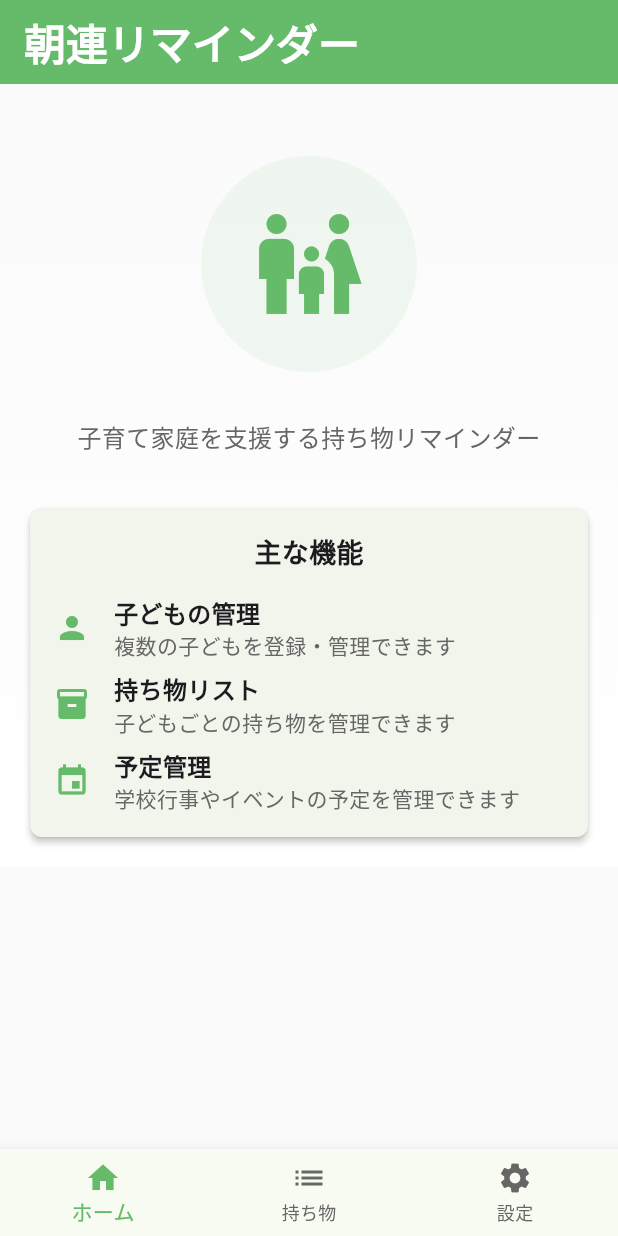
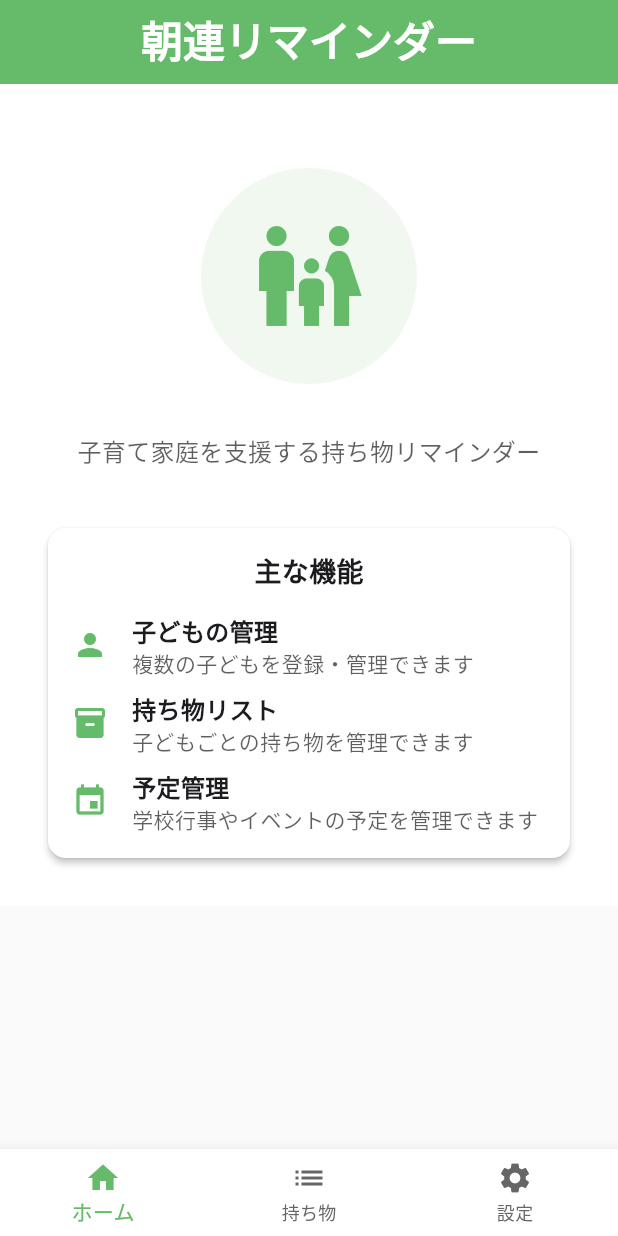
Before and after one commit to sekinet813/asaren-reminder, a Flutter app: the screen it shows after launch, on a phone screen of 412 x 824 dp. Run offline on Flutter 3.47's test engine with Material 3 defaults, Android fonts, the phone set to English and light mode, and no system bars; our stand-ins replace sqflite; accounts and stored records are empty.

Commit message:
#15 カスタムテーマクラスの導入

```diff
--- a/lib/main.dart
+++ b/lib/main.dart
@@ -5,6 +5,7 @@
 import 'utils/constants.dart';
 import 'db/app_database.dart';
 import 'providers/child_provider.dart';
+import 'theme/app_theme.dart';
 
 void main() async {
   // Flutterバインディングを初期化
@@ -38,41 +39,7 @@
       ],
       child: MaterialApp(
         title: AppConstants.kAppName,
-        theme: ThemeData(
-          useMaterial3: true,
-          colorScheme: ColorScheme.fromSeed(
-            seedColor: AppColors.kPrimary,
-            brightness: Brightness.light,
-          ),
-          // カスタムテーマ設定
-          primaryColor: AppColors.kPrimary,
-          scaffoldBackgroundColor: AppColors.kBackground,
-          appBarTheme: const AppBarTheme(
-            backgroundColor: AppColors.kPrimary,
-            foregroundColor: Colors.white,
-            elevation: 0,
-          ),
-          bottomNavigationBarTheme: const BottomNavigationBarThemeData(
-            selectedItemColor: AppColors.kPrimary,
-            unselectedItemColor: AppColors.kTextSecondary,
-            type: BottomNavigationBarType.fixed,
-          ),
-          cardTheme: CardThemeData(
-            elevation: AppConstants.kCardElevation,
-            shape: RoundedRectangleBorder(
-              borderRadius: BorderRadius.circular(AppConstants.kBorderRadius),
-            ),
-          ),
-          elevatedButtonTheme: ElevatedButtonThemeData(
-            style: ElevatedButton.styleFrom(
-              backgroundColor: AppColors.kPrimary,
-              foregroundColor: Colors.white,
-              shape: RoundedRectangleBorder(
-                borderRadius: BorderRadius.circular(AppConstants.kBorderRadius),
-              ),
-            ),
-          ),
-        ),
+        theme: AppTheme.lightTheme,
         home: const HomeScreen(),
       ),
     );
--- a/lib/screens/home_screen.dart
+++ b/lib/screens/home_screen.dart
@@ -1,5 +1,7 @@
 import 'package:flutter/material.dart';
 import '../utils/constants.dart';
+import '../theme/app_spacing.dart';
+import '../theme/app_text_style.dart';
 import 'item_list_screen.dart';
 import 'settings_screen.dart';
 
@@ -49,89 +51,84 @@ class _HomeContent extends StatelessWidget {
 
   @override
   Widget build(BuildContext context) {
+    final theme = Theme.of(context);
+    final colorScheme = theme.colorScheme;
+
     return Scaffold(
       appBar: AppBar(
-        title: const Text(
+        title: Text(
           AppConstants.kAppName,
-          style: TextStyle(fontSize: 28, fontWeight: FontWeight.bold),
+          style: AppTextStyle.kDisplayMedium.copyWith(
+            color: Colors.white,
+          ),
         ),
-        backgroundColor: AppColors.kPrimary,
-        foregroundColor: Colors.white,
       ),
       body: SingleChildScrollView(
         child: Container(
-          decoration: const BoxDecoration(
+          decoration: BoxDecoration(
             gradient: LinearGradient(
               begin: Alignment.topCenter,
               end: Alignment.bottomCenter,
-              colors: [AppColors.kBackground, AppColors.kSurface],
+              colors: [colorScheme.surface, colorScheme.surface],
             ),
           ),
           child: Padding(
-            padding: const EdgeInsets.all(AppConstants.kDefaultPadding),
+            padding: const EdgeInsets.all(AppSpacing.kScreenPadding),
             child: Column(
               children: [
-                const SizedBox(height: AppConstants.kDefaultPadding * 2),
+                const SizedBox(height: AppSpacing.kSpacing32),
                 // メインアイコン
                 Container(
-                  padding: const EdgeInsets.all(
-                    AppConstants.kDefaultPadding * 2,
-                  ),
+                  padding: const EdgeInsets.all(AppSpacing.kSpacing32),
                   decoration: BoxDecoration(
-                    color: AppColors.kPrimaryLight.withValues(alpha: 0.1),
+                    color: colorScheme.primary.withValues(alpha: 0.1),
                     shape: BoxShape.circle,
                   ),
                   child: Icon(
                     Icons.family_restroom,
                     size: 80,
-                    color: AppColors.kPrimary,
+                    color: colorScheme.primary,
                   ),
                 ),
-                const SizedBox(height: AppConstants.kDefaultPadding * 2),
+                const SizedBox(height: AppSpacing.kSpacing32),
 
                 // 説明
                 Text(
                   '子育て家庭を支援する持ち物リマインダー',
-                  style: TextStyle(
-                    fontSize: 16,
-                    color: AppColors.kTextSecondary,
+                  style: AppTextStyle.kBodyLarge.copyWith(
+                    color: colorScheme.onSurface.withValues(alpha: 0.7),
                   ),
                   textAlign: TextAlign.center,
                 ),
-                const SizedBox(height: AppConstants.kDefaultPadding * 2),
+                const SizedBox(height: AppSpacing.kSpacing32),
 
                 // 機能説明カード
                 Card(
                   child: Padding(
-                    padding: const EdgeInsets.all(AppConstants.kDefaultPadding),
+                    padding: const EdgeInsets.all(AppSpacing.kCardPadding),
                     child: Column(
                       children: [
                         Text(
                           '主な機能',
-                          style: TextStyle(
-                            fontSize: 18,
-                            fontWeight: FontWeight.bold,
-                            color: AppColors.kTextPrimary,
-                          ),
+                          style: AppTextStyle.kTitleLarge,
                         ),
-                        const SizedBox(height: AppConstants.kDefaultPadding),
+                        const SizedBox(height: AppSpacing.kSpacing16),
                         _buildFeatureItem(
+                          context,
                           Icons.person,
                           '子どもの管理',
                           '複数の子どもを登録・管理できます',
                         ),
-                        const SizedBox(
-                          height: AppConstants.kDefaultPadding / 2,
-                        ),
+                        const SizedBox(height: AppSpacing.kSpacing8),
                         _buildFeatureItem(
+                          context,
                           Icons.inventory,
                           '持ち物リスト',
                           '子どもごとの持ち物を管理できます',
                         ),
-                        const SizedBox(
-                          height: AppConstants.kDefaultPadding / 2,
-                        ),
+                        const SizedBox(height: AppSpacing.kSpacing8),
                         _buildFeatureItem(
+                          context,
                           Icons.event,
                           '予定管理',
                           '学校行事やイベントの予定を管理できます',
@@ -148,26 +145,38 @@ class _HomeContent extends StatelessWidget {
     );
   }
 
-  Widget _buildFeatureItem(IconData icon, String title, String description) {
+  Widget _buildFeatureItem(
+    BuildContext context,
+    IconData icon,
+    String title,
+    String description,
+  ) {
+    final theme = Theme.of(context);
+    final colorScheme = theme.colorScheme;
+
     return Row(
       children: [
-        Icon(icon, color: AppColors.kPrimary, size: 24),
-        const SizedBox(width: AppConstants.kDefaultPadding),
+        Icon(
+          icon,
+          color: colorScheme.primary,
+          size: 24,
+        ),
+        const SizedBox(width: AppSpacing.kSpacing16),
         Expanded(
           child: Column(
             crossAxisAlignment: CrossAxisAlignment.start,
             children: [
               Text(
                 title,
-                style: TextStyle(
-                  fontSize: 16,
+                style: AppTextStyle.kBodyLarge.copyWith(
                   fontWeight: FontWeight.w600,
-                  color: AppColors.kTextPrimary,
                 ),
               ),
               Text(
                 description,
-                style: TextStyle(fontSize: 14, color: AppColors.kTextSecondary),
+                style: AppTextStyle.kBodyMedium.copyWith(
+                  color: colorScheme.onSurface.withValues(alpha: 0.7),
+                ),
               ),
             ],
           ),
--- /dev/null
+++ b/lib/theme/app_colors.dart
@@ -0,0 +1,36 @@
+import 'package:flutter/material.dart';
+
+/// アプリ全体で使用するカラーパレット
+/// デザイン指針に基づく統一された色定義
+class AppColors {
+  // プライベートコンストラクタ（インスタンス化を防ぐ）
+  AppColors._();
+
+  // メインカラー（優しいグリーン系）
+  static const Color kPrimaryLight = Color(0xFF81C784); // ライトグリーン
+  static const Color kPrimary = Color(0xFF66BB6A); // メイングリーン
+  static const Color kPrimaryDark = Color(0xFF4CAF50); // ダークグリーン
+
+  // アクセントカラー（温かみのあるピーチ系）
+  static const Color kSecondaryLight = Color(0xFFFFCC80); // ライトピーチ
+  static const Color kSecondary = Color(0xFFFFB74D); // メインピーチ
+  static const Color kSecondaryDark = Color(0xFFFF9800); // ダークピーチ
+
+  // 機能色
+  static const Color kSuccess = Color(0xFF66BB6A); // グリーン系の成功色
+  static const Color kWarning = Color(0xFFFFB74D); // ピーチ系の警告色
+  static const Color kError = Color(0xFFEF5350); // ソフトな赤系エラー色
+
+  // テキスト色
+  static const Color kTextPrimary = Color(0xFF1C1B1F); // ダークグレー
+  static const Color kTextSecondary = Color(0xFF666666); // グレー
+  static const Color kTextHint = Color(0xFF999999); // ライトグレー
+
+  // 背景色
+  static const Color kBackground = Color(0xFFFAFAFA); // ライトグレー
+  static const Color kSurface = Color(0xFFFFFFFF); // 白
+
+  // ダークモード対応（将来的な拡張用）
+  static const Color kSurfaceDark = Color(0xFF1C1B1F);
+  static const Color kOnSurfaceDark = Color(0xFFE6E1E5);
+}
--- /dev/null
+++ b/lib/theme/app_spacing.dart
@@ -0,0 +1,28 @@
+/// アプリ全体で使用するスペーシング定数
+/// 8dp Grid Systemに基づく統一された間隔定義
+class AppSpacing {
+  // プライベートコンストラクタ（インスタンス化を防ぐ）
+  AppSpacing._();
+
+  // 基本スペーシング（8dp Grid System）
+  static const double kSpacing4 = 4.0;
+  static const double kSpacing8 = 8.0;
+  static const double kSpacing12 = 12.0;
+  static const double kSpacing16 = 16.0;
+  static const double kSpacing20 = 20.0;
+  static const double kSpacing24 = 24.0;
+  static const double kSpacing32 = 32.0;
+  static const double kSpacing40 = 40.0;
+  static const double kSpacing48 = 48.0;
+
+  // レイアウト用スペーシング
+  static const double kDefaultPadding = kSpacing16;
+  static const double kCardPadding = kSpacing16;
+  static const double kScreenPadding = kSpacing24;
+  static const double kButtonPadding = kSpacing16;
+
+  // コンポーネント間隔
+  static const double kComponentSpacing = kSpacing8;
+  static const double kSectionSpacing = kSpacing24;
+  static const double kListSpacing = kSpacing12;
+}
--- /dev/null
+++ b/lib/theme/app_text_style.dart
@@ -0,0 +1,128 @@
+import 'package:flutter/material.dart';
+import 'app_colors.dart';
+
+/// アプリ全体で使用するタイポグラフィ定義
+/// Material Design 3に基づく統一されたテキストスタイル
+class AppTextStyle {
+  // プライベートコンストラクタ（インスタンス化を防ぐ）
+  AppTextStyle._();
+
+  // Display Styles
+  static const TextStyle kDisplayLarge = TextStyle(
+    fontSize: 32.0,
+    fontWeight: FontWeight.bold,
+    color: AppColors.kTextPrimary,
+    height: 1.25,
+  );
+
+  static const TextStyle kDisplayMedium = TextStyle(
+    fontSize: 28.0,
+    fontWeight: FontWeight.bold,
+    color: AppColors.kTextPrimary,
+    height: 1.29,
+  );
+
+  // Headline Styles
+  static const TextStyle kHeadlineLarge = TextStyle(
+    fontSize: 28.0,
+    fontWeight: FontWeight.bold,
+    color: AppColors.kTextPrimary,
+    height: 1.29,
+  );
+
+  static const TextStyle kHeadlineMedium = TextStyle(
+    fontSize: 24.0,
+    fontWeight: FontWeight.w600,
+    color: AppColors.kTextPrimary,
+    height: 1.33,
+  );
+
+  static const TextStyle kHeadlineSmall = TextStyle(
+    fontSize: 20.0,
+    fontWeight: FontWeight.w600,
+    color: AppColors.kTextPrimary,
+    height: 1.4,
+  );
+
+  // Title Styles
+  static const TextStyle kTitleLarge = TextStyle(
+    fontSize: 18.0,
+    fontWeight: FontWeight.w600,
+    color: AppColors.kTextPrimary,
+    height: 1.33,
+  );
+
+  static const TextStyle kTitleMedium = TextStyle(
+    fontSize: 16.0,
+    fontWeight: FontWeight.w500,
+    color: AppColors.kTextPrimary,
+    height: 1.5,
+  );
+
+  static const TextStyle kTitleSmall = TextStyle(
+    fontSize: 14.0,
+    fontWeight: FontWeight.w500,
+    color: AppColors.kTextPrimary,
+    height: 1.43,
+  );
+
+  // Body Styles
+  static const TextStyle kBodyLarge = TextStyle(
+    fontSize: 16.0,
+    fontWeight: FontWeight.normal,
+    color: AppColors.kTextPrimary,
+    height: 1.5,
+  );
+
+  static const TextStyle kBodyMedium = TextStyle(
+    fontSize: 14.0,
+    fontWeight: FontWeight.normal,
+    color: AppColors.kTextPrimary,
+    height: 1.43,
+  );
+
+  static const TextStyle kBodySmall = TextStyle(
+    fontSize: 12.0,
+    fontWeight: FontWeight.normal,
+    color: AppColors.kTextSecondary,
+    height: 1.33,
+  );
+
+  // Label Styles
+  static const TextStyle kLabelLarge = TextStyle(
+    fontSize: 14.0,
+    fontWeight: FontWeight.w500,
+    color: AppColors.kTextPrimary,
+    height: 1.43,
+  );
+
+  static const TextStyle kLabelMedium = TextStyle(
+    fontSize: 12.0,
+    fontWeight: FontWeight.w500,
+    color: AppColors.kTextSecondary,
+    height: 1.33,
+  );
+
+  static const TextStyle kLabelSmall = TextStyle(
+    fontSize: 11.0,
+    fontWeight: FontWeight.w500,
+    color: AppColors.kTextHint,
+    height: 1.45,
+  );
+
+  // 特殊用途のスタイル
+  static const TextStyle kCaption = TextStyle(
+    fontSize: 12.0,
+    fontWeight: FontWeight.normal,
+    color: AppColors.kTextHint,
+    height: 1.33,
+  );
+
+  static const TextStyle kOverline = TextStyle(
+    fontSize: 10.0,
+    fontWeight: FontWeight.w500,
+    color: AppColors.kTextHint,
+    height: 1.6,
+    letterSpacing: 1.5,
+  );
+}
--- /dev/null
+++ b/lib/theme/app_theme.dart
@@ -0,0 +1,183 @@
+import 'package:flutter/material.dart';
+import 'app_colors.dart';
+import 'app_spacing.dart';
+import 'app_text_style.dart';
+
+/// アプリ全体のテーマ定義
+/// Material Design 3に基づく統一されたテーマ設定
+class AppTheme {
+  // プライベートコンストラクタ（インスタンス化を防ぐ）
+  AppTheme._();
+
+  /// ライトテーマの取得
+  static ThemeData get lightTheme {
+    return ThemeData(
+      useMaterial3: true,
+
+      // カラースキーム
+      colorScheme: ColorScheme.fromSeed(
+        seedColor: AppColors.kPrimary,
+        brightness: Brightness.light,
+        primary: AppColors.kPrimary,
+        secondary: AppColors.kSecondary,
+        surface: AppColors.kSurface,
+        error: AppColors.kError,
+      ),
+
+      // スキャフォールド背景色
+      scaffoldBackgroundColor: AppColors.kBackground,
+
+      // AppBarテーマ
+      appBarTheme: const AppBarTheme(
+        backgroundColor: AppColors.kPrimary,
+        foregroundColor: Colors.white,
+        elevation: 0,
+        centerTitle: true,
+        titleTextStyle: TextStyle(
+          fontSize: 18.0,
+          fontWeight: FontWeight.w600,
+          color: Colors.white,
+        ),
+      ),
+
+      // カードテーマ
+      cardTheme: CardThemeData(
+        color: AppColors.kSurface,
+        elevation: 2.0,
+        shape: RoundedRectangleBorder(
+          borderRadius: BorderRadius.circular(12.0),
+        ),
+        margin: const EdgeInsets.all(AppSpacing.kSpacing8),
+      ),
+
+      // ボタンテーマ
+      elevatedButtonTheme: ElevatedButtonThemeData(
+        style: ElevatedButton.styleFrom(
+          backgroundColor: AppColors.kPrimary,
+          foregroundColor: Colors.white,
+          elevation: 2.0,
+          padding: const EdgeInsets.symmetric(
+            horizontal: AppSpacing.kButtonPadding,
+            vertical: AppSpacing.kSpacing12,
+          ),
+          shape: RoundedRectangleBorder(
+            borderRadius: BorderRadius.circular(8.0),
+          ),
+          textStyle: AppTextStyle.kLabelLarge,
+        ),
+      ),
+
+      outlinedButtonTheme: OutlinedButtonThemeData(
+        style: OutlinedButton.styleFrom(
+          foregroundColor: AppColors.kPrimary,
+          side: const BorderSide(color: AppColors.kPrimary),
+          padding: const EdgeInsets.symmetric(
+            horizontal: AppSpacing.kButtonPadding,
+            vertical: AppSpacing.kSpacing12,
+          ),
+          shape: RoundedRectangleBorder(
+            borderRadius: BorderRadius.circular(8.0),
+          ),
+          textStyle: AppTextStyle.kLabelLarge,
+        ),
+      ),
+
+      textButtonTheme: TextButtonThemeData(
+        style: TextButton.styleFrom(
+          foregroundColor: AppColors.kPrimary,
+          padding: const EdgeInsets.symmetric(
+            horizontal: AppSpacing.kSpacing8,
+            vertical: AppSpacing.kSpacing8,
+          ),
+          textStyle: AppTextStyle.kLabelLarge,
+        ),
+      ),
+
+      // 入力フィールドテーマ
+      inputDecorationTheme: InputDecorationTheme(
+        filled: true,
+        fillColor: AppColors.kSurface,
+        border: OutlineInputBorder(
+          borderRadius: BorderRadius.circular(8.0),
+          borderSide: const BorderSide(color: AppColors.kTextHint),
+        ),
+        enabledBorder: OutlineInputBorder(
+          borderRadius: BorderRadius.circular(8.0),
+          borderSide: const BorderSide(color: AppColors.kTextHint),
+        ),
+        focusedBorder: OutlineInputBorder(
+          borderRadius: BorderRadius.circular(8.0),
+          borderSide: const BorderSide(color: AppColors.kPrimary, width: 2.0),
+        ),
+        errorBorder: OutlineInputBorder(
+          borderRadius: BorderRadius.circular(8.0),
+          borderSide: const BorderSide(color: AppColors.kError),
+        ),
+        contentPadding: const EdgeInsets.all(AppSpacing.kSpacing12),
+        labelStyle: AppTextStyle.kBodyMedium.copyWith(
+          color: AppColors.kTextSecondary,
+        ),
+        hintStyle: AppTextStyle.kBodyMedium.copyWith(
+          color: AppColors.kTextHint,
+        ),
+      ),
+
+      // ボトムナビゲーションテーマ
+      bottomNavigationBarTheme: const BottomNavigationBarThemeData(
+        backgroundColor: AppColors.kSurface,
+        selectedItemColor: AppColors.kPrimary,
+        unselectedItemColor: AppColors.kTextSecondary,
+        type: BottomNavigationBarType.fixed,
+        elevation: 8.0,
+      ),
+
+      // テキストテーマ
+      textTheme: const TextTheme(
+        displayLarge: AppTextStyle.kDisplayLarge,
+        displayMedium: AppTextStyle.kDisplayMedium,
+        headlineLarge: AppTextStyle.kHeadlineLarge,
+        headlineMedium: AppTextStyle.kHeadlineMedium,
+        headlineSmall: AppTextStyle.kHeadlineSmall,
+        titleLarge: AppTextStyle.kTitleLarge,
+        titleMedium: AppTextStyle.kTitleMedium,
+        titleSmall: AppTextStyle.kTitleSmall,
+        bodyLarge: AppTextStyle.kBodyLarge,
+        bodyMedium: AppTextStyle.kBodyMedium,
+        bodySmall: AppTextStyle.kBodySmall,
+        labelLarge: AppTextStyle.kLabelLarge,
+        labelMedium: AppTextStyle.kLabelMedium,
+        labelSmall: AppTextStyle.kLabelSmall,
+      ),
+
+      // アイコンテーマ
+      iconTheme: const IconThemeData(
+        color: AppColors.kPrimary,
+        size: 24.0,
+      ),
+
+      // ダイバーダーテーマ
+      dividerTheme: const DividerThemeData(
+        color: AppColors.kTextHint,
+        thickness: 1.0,
+        space: AppSpacing.kSpacing16,
+      ),
+
+      // リストタイルテーマ
+      listTileTheme: const ListTileThemeData(
+        contentPadding: EdgeInsets.symmetric(
+          horizontal: AppSpacing.kSpacing16,
+          vertical: AppSpacing.kSpacing8,
+        ),
+        titleTextStyle: AppTextStyle.kBodyLarge,
+        subtitleTextStyle: AppTextStyle.kBodyMedium,
+      ),
+    );
+  }
+
+  /// ダークテーマの取得（将来的な拡張用）
+  static ThemeData get darkTheme {
+    // 現在はライトテーマと同じ
+    // 将来的にダークモード対応時に実装
+    return lightTheme;
+  }
+}
--- a/lib/utils/constants.dart
+++ b/lib/utils/constants.dart
@@ -1,7 +1,8 @@
-import 'package:flutter/material.dart';
-
 /// アプリ全体で使用する定数
 class AppConstants {
+  // プライベートコンストラクタ（インスタンス化を防ぐ）
+  AppConstants._();
+
   // アプリ情報
   static const String kAppName = '朝連リマインダー';
   static const String kAppVersion = '1.0.0';
@@ -15,36 +16,4 @@ class AppConstants {
   static const int kHomeIndex = 0;
   static const int kItemListIndex = 1;
   static const int kSettingsIndex = 2;
-
-  // UI定数
-  static const double kDefaultPadding = 16.0;
-  static const double kCardElevation = 2.0;
-  static const double kBorderRadius = 8.0;
 }
-
-/// デザイン指針に基づくカラーパレット
-class AppColors {
-  // メインカラー（優しいグリーン系）
-  static const Color kPrimaryLight = Color(0xFF81C784); // ライトグリーン
-  static const Color kPrimary = Color(0xFF66BB6A); // メイングリーン
-  static const Color kPrimaryDark = Color(0xFF4CAF50); // ダークグリーン
-
-  // アクセントカラー（温かみのあるピーチ系）
-  static const Color kSecondaryLight = Color(0xFFFFCC80); // ライトピーチ
-  static const Color kSecondary = Color(0xFFFFB74D); // メインピーチ
-  static const Color kSecondaryDark = Color(0xFFFF9800); // ダークピーチ
-
-  // 機能色
-  static const Color kSuccess = Color(0xFF66BB6A); // グリーン系の成功色
-  static const Color kWarning = Color(0xFFFFB74D); // ピーチ系の警告色
-  static const Color kError = Color(0xFFEF5350); // ソフトな赤系エラー色
-
-  // テキスト色
-  static const Color kTextPrimary = Color(0xFF1C1B1F); // ダークグレー
-  static const Color kTextSecondary = Color(0xFF666666); // グレー
-  static const Color kTextHint = Color(0xFF999999); // ライトグレー
-
-  // 背景色
-  static const Color kBackground = Color(0xFFFAFAFA); // ライトグレー
-  static const Color kSurface = Color(0xFFFFFFFF); // 白
-}
```
Also changed, not shown: lib/providers/child_provider.dart (+35 -15 lines), lib/screens/item_list_screen.dart (+26 -21 lines), lib/screens/settings_screen.dart (+26 -21 lines), 8 other files.
